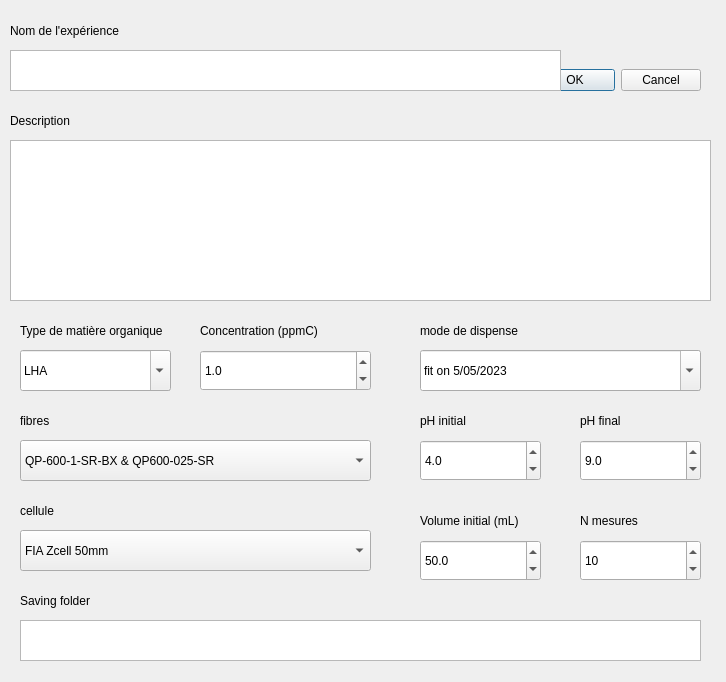
Old version of the form ui_files/exp_params.ui in the repository laurentsiou1/dommino-app.
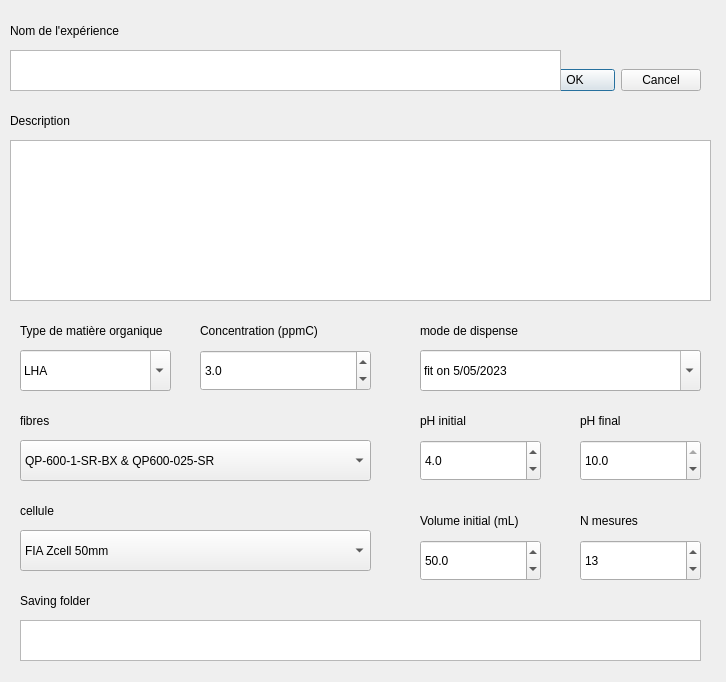
New version of the form.

```diff
--- a/ui_files/exp_params.ui
+++ b/ui_files/exp_params.ui
@@ -205,7 +205,7 @@
     <double>0.100000000000000</double>
    </property>
    <property name="value">
-    <double>1.000000000000000</double>
+    <double>3.000000000000000</double>
    </property>
   </widget>
   <widget class="QLabel" name="fibers_label">
@@ -250,7 +250,7 @@
     <number>20</number>
    </property>
    <property name="value">
-    <number>10</number>
+    <number>13</number>
    </property>
   </widget>
   <widget class="QLabel" name="pH_init_label">
@@ -339,7 +339,7 @@
     <double>0.100000000000000</double>
    </property>
    <property name="value">
-    <double>9.000000000000000</double>
+    <double>10.000000000000000</double>
    </property>
   </widget>
   <widget class="QComboBox" name="dispense_mode">
```
